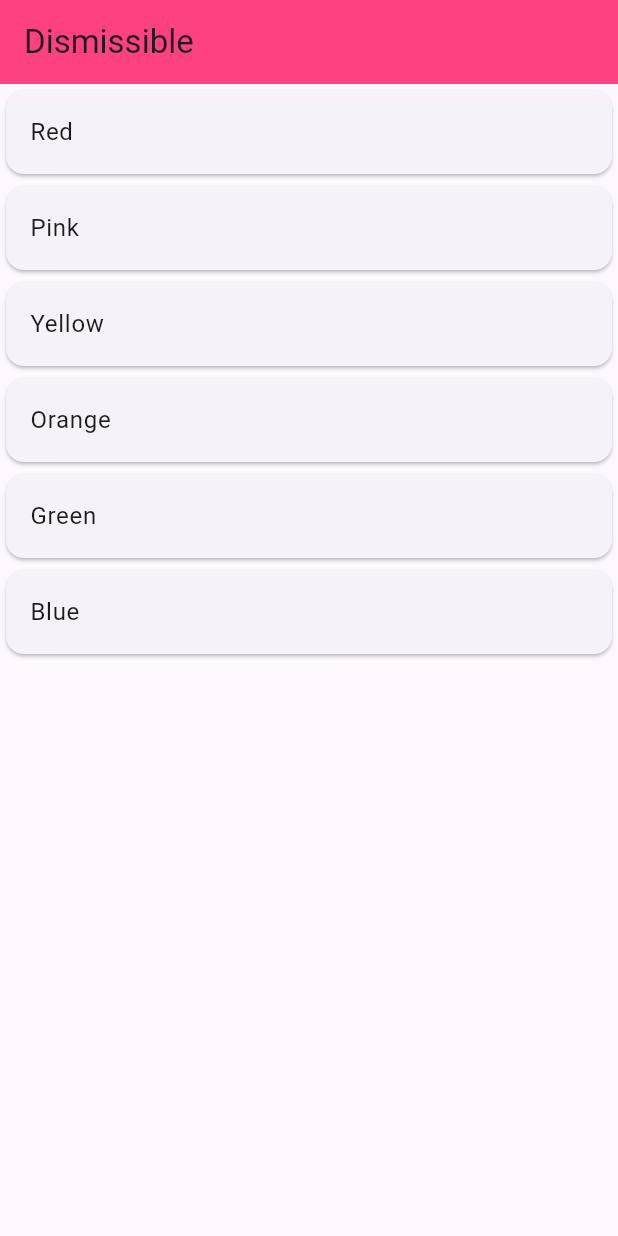
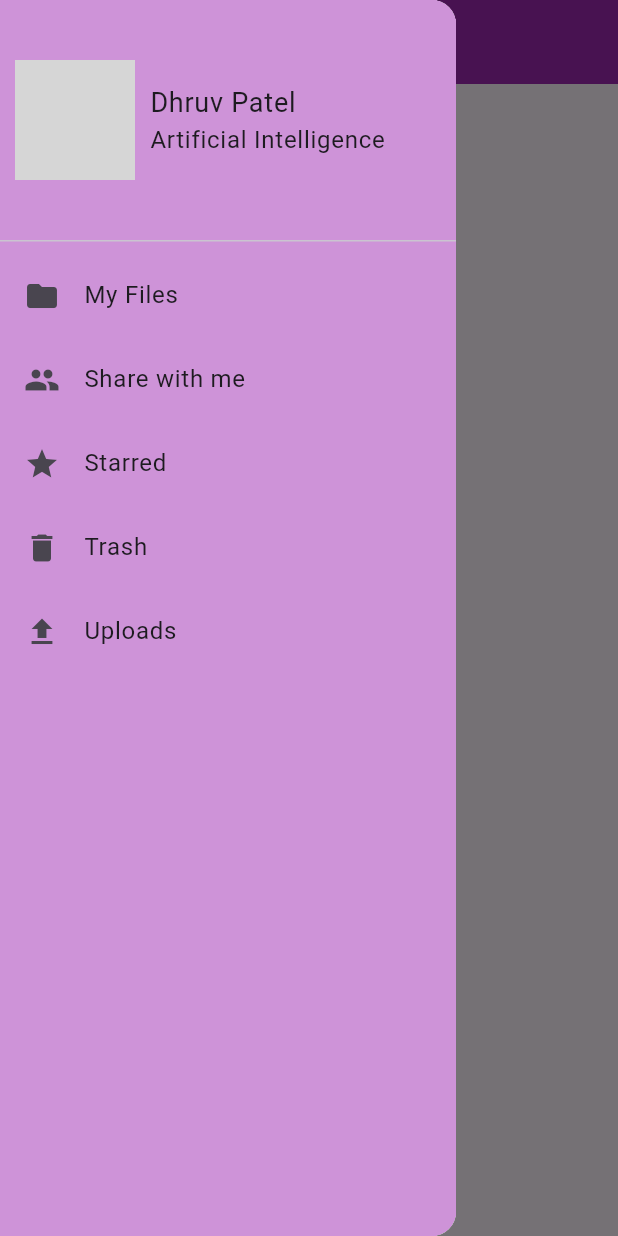
Before and after one commit to dhruv20047228/flutter-dev, a Flutter app: the screen it shows after launch, with the side drawer open (before the commit the screen has no drawer), on a phone screen of 412 x 824 dp. Run offline on Flutter 3.47's test engine with Material 3 defaults, Android fonts, the phone set to English and light mode, and no system bars; network calls fail; grey boxes are pictures that could not be loaded.

Commit message:
Drawer Added

```diff
--- a/lib/main.dart
+++ b/lib/main.dart
@@ -1,5 +1,5 @@
 import 'package:flutter/material.dart';
-import 'package:my_app/widgets/dissmissible.dart';
+import 'package:my_app/widgets/drawer.dart';
 
 void main() => runApp(MyApp());
 
@@ -8,9 +8,6 @@ class MyApp extends StatelessWidget {
 
   @override
   Widget build(BuildContext context) {
-    return MaterialApp(
-      debugShowCheckedModeBanner: false,
-      home: DismissibleWidget(),
-    );
+    return MaterialApp(debugShowCheckedModeBanner: false, home: DrawerWidget());
   }
 }
--- /dev/null
+++ b/lib/widgets/drawer.dart
@@ -0,0 +1,63 @@
+import 'package:flutter/material.dart';
+import 'package:flutter/rendering.dart';
+
+class DrawerWidget extends StatefulWidget {
+  const DrawerWidget({super.key});
+
+  @override
+  State<DrawerWidget> createState() => _DrawerWidgetState();
+}
+
+class _DrawerWidgetState extends State<DrawerWidget> {
+  @override
+  Widget build(BuildContext context) {
+    return Scaffold(
+      appBar: AppBar(title: Text('AppDrawer'), backgroundColor: Colors.purple),
+      drawer: Drawer(
+        child: Container(
+          color: Colors.purple.shade200,
+          child: ListView(
+            children: [
+              DrawerHeader(
+                padding: EdgeInsets.zero,
+                child: Container(
+                  padding: EdgeInsets.all(10),
+                  child: Center(
+                    child: Row(
+                      children: [
+                        CircleAvatar(
+                          radius: 40,
+                          backgroundImage: NetworkImage(
+                            'https://wallpapers.com/images/featured/jethalal-0y376pi53ovn8gdb.jpg',
+                          ),
+                        ),
+                        SizedBox(width: 10),
+                        Column(
+                          mainAxisAlignment: MainAxisAlignment.center,
+                          crossAxisAlignment: CrossAxisAlignment.start,
+                          children: [
+                            Text('Dhruv Patel', style: TextStyle(fontSize: 18)),
+                            Text('Artificial Intelligence'),
+                          ],
+                        ),
+                      ],
+                    ),
+                  ),
+                ),
+              ),
+              ListTile(leading: Icon(Icons.folder), title: Text('My Files')),
+              ListTile(
+                leading: Icon(Icons.group),
+                title: Text('Share with me'),
+              ),
+              ListTile(leading: Icon(Icons.star), title: Text('Starred')),
+              ListTile(leading: Icon(Icons.delete), title: Text('Trash')),
+              ListTile(leading: Icon(Icons.upload), title: Text('Uploads')),
+            ],
+          ),
+        ),
+      ),
+      body: Center(child: Text('DIshu didi gadhedi')),
+    );
+  }
+}
```
